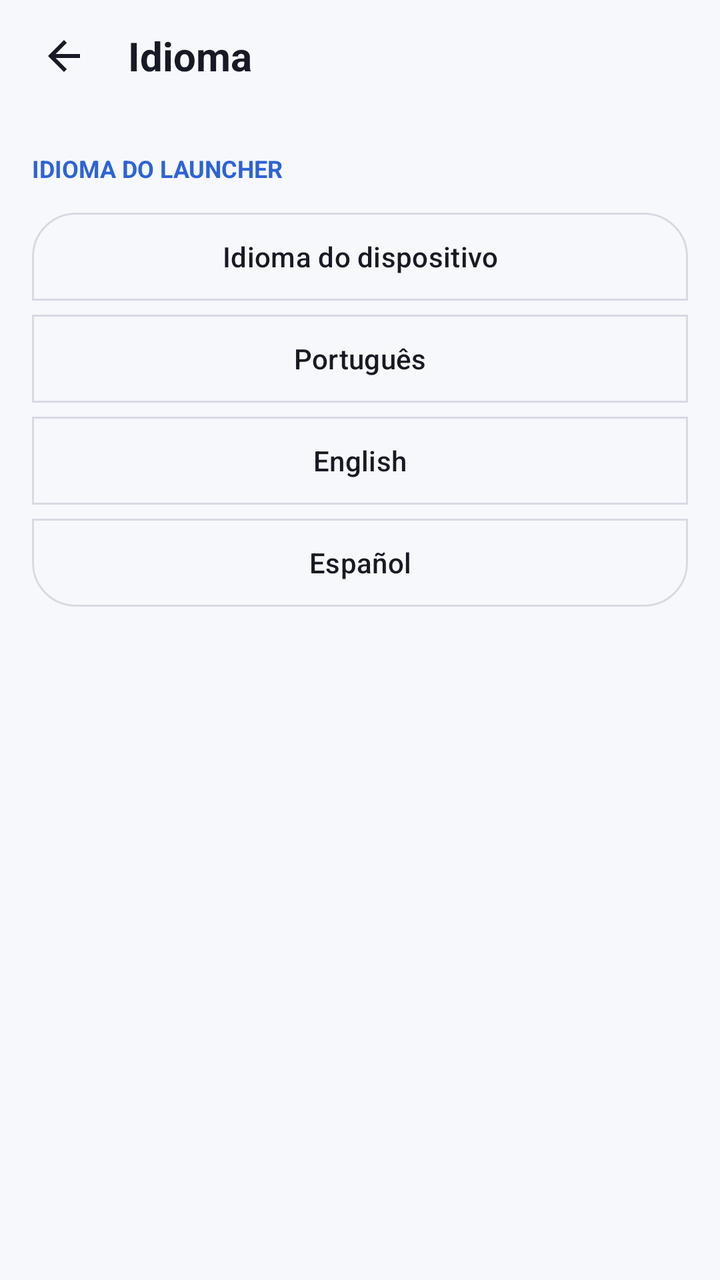
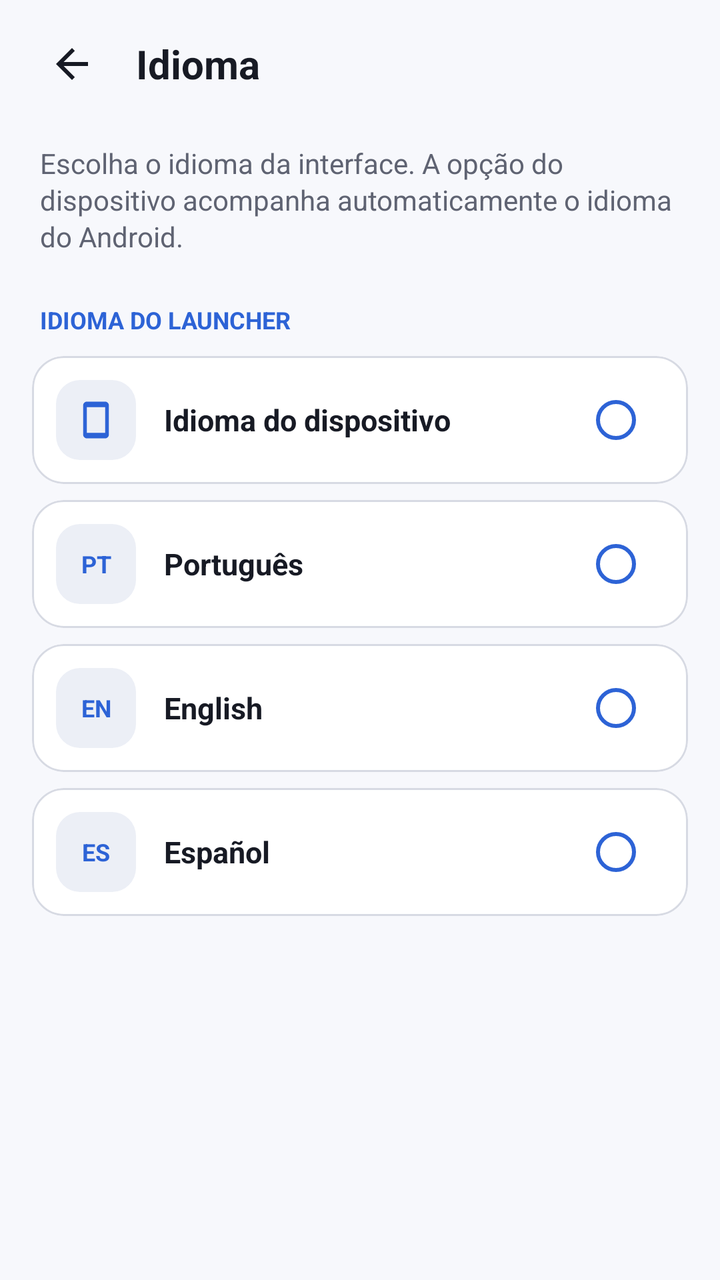

The first picture is an Android layout as it rendered before a commit; the second is the same layout after the commit. The layout source and the unified diff follow.
<!-- AndroidManifest.xml: activity theme Theme.KristalLauncher -->
<!-- res/layout/activity_language_settings.xml -->
<?xml version="1.0" encoding="utf-8"?>
<ScrollView xmlns:android="http://schemas.android.com/apk/res/android"
    xmlns:app="http://schemas.android.com/apk/res-auto"
    android:layout_width="match_parent"
    android:layout_height="match_parent"
    android:fillViewport="true">

    <LinearLayout
        android:layout_width="match_parent"
        android:layout_height="wrap_content"
        android:orientation="vertical"
        android:paddingBottom="32dp">

        <LinearLayout
            android:layout_width="match_parent"
            android:layout_height="56dp"
            android:gravity="center_vertical"
            android:orientation="horizontal"
            android:paddingHorizontal="16dp">

            <ImageView
                android:id="@+id/btnBack"
                android:layout_width="32dp"
                android:layout_height="32dp"
                android:background="?attr/selectableItemBackgroundBorderless"
                android:contentDescription="@string/navigate_back"
                android:padding="4dp"
                android:src="@drawable/ic_arrow_back"
                app:tint="@color/m3_on_surface" />

            <TextView
                android:layout_width="wrap_content"
                android:layout_height="wrap_content"
                android:layout_marginStart="16dp"
                android:text="@string/language_title"
                android:textColor="@color/m3_on_surface"
                android:textSize="20sp"
                android:textStyle="bold" />
        </LinearLayout>

        <TextView
            android:layout_width="wrap_content"
            android:layout_height="wrap_content"
            android:layout_marginHorizontal="16dp"
            android:layout_marginTop="20dp"
            android:layout_marginBottom="10dp"
            android:text="@string/language_options_title"
            android:textColor="@color/m3_primary"
            android:textSize="12sp"
            android:textStyle="bold" />

        <com.google.android.material.button.MaterialButtonToggleGroup
            android:id="@+id/languageOptions"
            android:layout_width="match_parent"
            android:layout_height="wrap_content"
            android:layout_marginHorizontal="16dp"
            android:orientation="vertical"
            app:selectionRequired="true"
            app:singleSelection="true">

            <com.google.android.material.button.MaterialButton
                android:id="@+id/languageDevice"
                style="@style/Widget.Material3.Button.OutlinedButton"
                android:layout_width="match_parent"
                android:layout_height="52dp"
                android:text="@string/lang_device_option"
                android:textSize="14sp" />

            <com.google.android.material.button.MaterialButton
                android:id="@+id/languagePortuguese"
                style="@style/Widget.Material3.Button.OutlinedButton"
                android:layout_width="match_parent"
                android:layout_height="52dp"
                android:text="@string/lang_pt_option"
                android:textSize="14sp" />

            <com.google.android.material.button.MaterialButton
                android:id="@+id/languageEnglish"
                style="@style/Widget.Material3.Button.OutlinedButton"
                android:layout_width="match_parent"
                android:layout_height="52dp"
                android:text="@string/lang_en_option"
                android:textSize="14sp" />

            <com.google.android.material.button.MaterialButton
                android:id="@+id/languageSpanish"
                style="@style/Widget.Material3.Button.OutlinedButton"
                android:layout_width="match_parent"
                android:layout_height="52dp"
                android:text="@string/lang_es_option"
                android:textSize="14sp" />
        </com.google.android.material.button.MaterialButtonToggleGroup>
    </LinearLayout>
</ScrollView>
<!-- resources referenced by this layout -->
<resources>
  <style name="Theme.KristalLauncher" parent="Theme.Material3.DayNight.NoActionBar">
          <item name="colorPrimary">@color/m3_primary</item>
          <item name="colorOnPrimary">@color/m3_on_primary</item>
          <item name="colorPrimaryContainer">@color/m3_primary_container</item>
          <item name="colorOnPrimaryContainer">@color/m3_on_primary_container</item>
          <item name="android:colorBackground">@color/m3_bg_dark</item>
          <item name="colorSurface">@color/m3_surface</item>
          <item name="colorSurfaceVariant">@color/m3_surface_variant</item>
          <item name="colorOnSurface">@color/m3_on_surface</item>
          <item name="colorOnSurfaceVariant">@color/m3_on_surface_variant</item>
          <item name="colorOutline">@color/m3_outline</item>
          <item name="android:windowDrawsSystemBarBackgrounds">true</item>
          <item name="android:statusBarColor">@color/m3_surface</item>
          <item name="android:navigationBarColor">@color/m3_bg_dark</item>
          <item name="android:windowLightStatusBar">@bool/is_light_theme</item>
          <item name="android:windowLightNavigationBar" tools:targetApi="o_mr1">@bool/is_light_theme</item>
          <item name="android:windowActionModeOverlay">true</item>
          <item name="android:windowAnimationStyle">@null</item>
      </style>
  <!-- unchanged entries left out for length: 18 -->
</resources>

<!-- the commit's change to res/layout/activity_language_settings.xml (unified diff, before → after) -->
@@ -13,25 +13,25 @@
 
         <LinearLayout
             android:layout_width="match_parent"
-            android:layout_height="56dp"
+            android:layout_height="64dp"
             android:gravity="center_vertical"
             android:orientation="horizontal"
             android:paddingHorizontal="16dp">
 
             <ImageView
                 android:id="@+id/btnBack"
-                android:layout_width="32dp"
-                android:layout_height="32dp"
+                android:layout_width="40dp"
+                android:layout_height="40dp"
                 android:background="?attr/selectableItemBackgroundBorderless"
                 android:contentDescription="@string/navigate_back"
-                android:padding="4dp"
+                android:padding="8dp"
                 android:src="@drawable/ic_arrow_back"
                 app:tint="@color/m3_on_surface" />
 
             <TextView
                 android:layout_width="wrap_content"
                 android:layout_height="wrap_content"
-                android:layout_marginStart="16dp"
+                android:layout_marginStart="12dp"
                 android:text="@string/language_title"
                 android:textColor="@color/m3_on_surface"
                 android:textSize="20sp"
@@ -39,56 +39,102 @@
         </LinearLayout>
 
         <TextView
+            android:id="@+id/languageSummary"
+            android:layout_width="match_parent"
+            android:layout_height="wrap_content"
+            android:layout_marginHorizontal="20dp"
+            android:layout_marginTop="8dp"
+            android:lineSpacingExtra="2dp"
+            android:text="@string/language_summary"
+            android:textColor="@color/m3_on_surface_variant"
+            android:textSize="14sp" />
+
+        <TextView
             android:layout_width="wrap_content"
             android:layout_height="wrap_content"
-            android:layout_marginHorizontal="16dp"
-            android:layout_marginTop="20dp"
+            android:layout_marginHorizontal="20dp"
+            android:layout_marginTop="24dp"
             android:layout_marginBottom="10dp"
             android:text="@string/language_options_title"
             android:textColor="@color/m3_primary"
             android:textSize="12sp"
             android:textStyle="bold" />
 
-        <com.google.android.material.button.MaterialButtonToggleGroup
+        <LinearLayout
             android:id="@+id/languageOptions"
             android:layout_width="match_parent"
             android:layout_height="wrap_content"
             android:layout_marginHorizontal="16dp"
-            android:orientation="vertical"
-            app:selectionRequired="true"
-            app:singleSelection="true">
+            android:orientation="vertical">
 
-            <com.google.android.material.button.MaterialButton
-                android:id="@+id/languageDevice"
-                style="@style/Widget.Material3.Button.OutlinedButton"
-                android:layout_width="match_parent"
-                android:layout_height="52dp"
-                android:text="@string/lang_device_option"
-                android:textSize="14sp" />
+            <com.google.android.material.card.MaterialCardView
+                android:id="@+id/languageDeviceCard"
+                style="@style/SettingsChoiceCard">
 
-            <com.google.android.material.button.MaterialButton
-                android:id="@+id/languagePortuguese"
-                style="@style/Widget.Material3.Button.OutlinedButton"
-                android:layout_width="match_parent"
-                android:layout_height="52dp"
-                android:text="@string/lang_pt_option"
-                android:textSize="14sp" />
+                <LinearLayout style="@style/SettingsChoiceRow">
+                    <ImageView
+                        style="@style/SettingsChoiceIcon"
+                        android:contentDescription="@null"
+                        android:src="@drawable/ic_device" />
+                    <TextView
+                        style="@style/SettingsChoiceLabel"
+                        android:text="@string/lang_device_option" />
+                    <com.google.android.material.radiobutton.MaterialRadioButton
+                        android:id="@+id/languageDevice"
+                        style="@style/SettingsChoiceRadio" />
+                </LinearLayout>
+            </com.google.android.material.card.MaterialCardView>
 
-            <com.google.android.material.button.MaterialButton
-                android:id="@+id/languageEnglish"
-                style="@style/Widget.Material3.Button.OutlinedButton"
-                android:layout_width="match_parent"
-                android:layout_height="52dp"
-                android:text="@string/lang_en_option"
-                android:textSize="14sp" />
+            <com.google.android.material.card.MaterialCardView
+                android:id="@+id/languagePortugueseCard"
+                style="@style/SettingsChoiceCard.Spaced">
 
-            <com.google.android.material.button.MaterialButton
-                android:id="@+id/languageSpanish"
-                style="@style/Widget.Material3.Button.OutlinedButton"
-                android:layout_width="match_parent"
-                android:layout_height="52dp"
-                android:text="@string/lang_es_option"
-                android:textSize="14sp" />
-        </com.google.android.material.button.MaterialButtonToggleGroup>
+                <LinearLayout style="@style/SettingsChoiceRow">
+                    <TextView
+                        style="@style/SettingsChoiceCode"
+                        android:text="@string/language_code_pt" />
+                    <TextView
+                        style="@style/SettingsChoiceLabel"
+                        android:text="@string/lang_pt_option" />
+                    <com.google.android.material.radiobutton.MaterialRadioButton
+                        android:id="@+id/languagePortuguese"
+                        style="@style/SettingsChoiceRadio" />
+                </LinearLayout>
+            </com.google.android.material.card.MaterialCardView>
+
+            <com.google.android.material.card.MaterialCardView
+                android:id="@+id/languageEnglishCard"
+                style="@style/SettingsChoiceCard.Spaced">
+
+                <LinearLayout style="@style/SettingsChoiceRow">
+                    <TextView
+                        style="@style/SettingsChoiceCode"
+                        android:text="@string/language_code_en" />
+                    <TextView
+                        style="@style/SettingsChoiceLabel"
+                        android:text="@string/lang_en_option" />
+                    <com.google.android.material.radiobutton.MaterialRadioButton
+                        android:id="@+id/languageEnglish"
+                        style="@style/SettingsChoiceRadio" />
+                </LinearLayout>
+            </com.google.android.material.card.MaterialCardView>
+
+            <com.google.android.material.card.MaterialCardView
+                android:id="@+id/languageSpanishCard"
+                style="@style/SettingsChoiceCard.Spaced">
+
+                <LinearLayout style="@style/SettingsChoiceRow">
+                    <TextView
+                        style="@style/SettingsChoiceCode"
+                        android:text="@string/language_code_es" />
+                    <TextView
+                        style="@style/SettingsChoiceLabel"
+                        android:text="@string/lang_es_option" />
+                    <com.google.android.material.radiobutton.MaterialRadioButton
+                        android:id="@+id/languageSpanish"
+                        style="@style/SettingsChoiceRadio" />
+                </LinearLayout>
+            </com.google.android.material.card.MaterialCardView>
+        </LinearLayout>
     </LinearLayout>
 </ScrollView>
<!-- resource entries referenced after the edit -->
@@ -1,5 +1,78 @@
 <!-- resources referenced by this layout -->
 <resources>
+  <!-- drawable ic_device (drawable) -->
+  <?xml version="1.0" encoding="utf-8"?>
+  <vector xmlns:android="http://schemas.android.com/apk/res/android"
+      android:width="24dp"
+      android:height="24dp"
+      android:viewportWidth="24"
+      android:viewportHeight="24">
+      <path
+          android:fillColor="#FFFFFFFF"
+          android:pathData="M7,2h10c1.1,0 2,0.9 2,2v16c0,1.1 -0.9,2 -2,2H7c-1.1,0 -2,-0.9 -2,-2V4c0,-1.1 0.9,-2 2,-2zM7,5v14h10V5H7zM10,3.5h4v1h-4zM11,20h2v1h-2z" />
+  </vector>
+  <string name="language_code_en">EN</string>
+  <string name="language_code_es">ES</string>
+  <string name="language_code_pt">PT</string>
+  <string name="language_summary">Escolha o idioma da interface. A opção do dispositivo acompanha automaticamente o idioma do Android.</string>
+  <style name="SettingsChoiceCard" parent="Widget.Material3.CardView.Filled">
+          <item name="android:layout_width">match_parent</item>
+          <item name="android:layout_height">64dp</item>
+          <item name="android:checkable">true</item>
+          <item name="android:clickable">true</item>
+          <item name="android:focusable">true</item>
+          <item name="android:foreground">?attr/selectableItemBackground</item>
+          <item name="cardBackgroundColor">@color/settings_choice_background</item>
+          <item name="cardCornerRadius">16dp</item>
+          <item name="cardElevation">0dp</item>
+          <item name="checkedIcon">@null</item>
+          <item name="strokeColor">@color/settings_choice_stroke</item>
+          <item name="strokeWidth">1dp</item>
+      </style>
+  <style name="SettingsChoiceCard.Spaced">
+          <item name="android:layout_marginTop">8dp</item>
+      </style>
+  <style name="SettingsChoiceCode">
+          <item name="android:layout_width">40dp</item>
+          <item name="android:layout_height">40dp</item>
+          <item name="android:background">@drawable/bg_choice_icon_frame</item>
+          <item name="android:gravity">center</item>
+          <item name="android:textColor">@color/m3_primary</item>
+          <item name="android:textSize">12sp</item>
+          <item name="android:textStyle">bold</item>
+      </style>
+  <style name="SettingsChoiceIcon">
+          <item name="android:layout_width">40dp</item>
+          <item name="android:layout_height">40dp</item>
+          <item name="android:background">@drawable/bg_choice_icon_frame</item>
+          <item name="android:padding">9dp</item>
+          <item name="android:tint">@color/m3_primary</item>
+      </style>
+  <style name="SettingsChoiceLabel">
+          <item name="android:layout_width">0dp</item>
+          <item name="android:layout_height">wrap_content</item>
+          <item name="android:layout_marginStart">14dp</item>
+          <item name="android:layout_weight">1</item>
+          <item name="android:textColor">@color/m3_on_surface</item>
+          <item name="android:textSize">15sp</item>
+          <item name="android:textStyle">bold</item>
+      </style>
+  <style name="SettingsChoiceRadio" parent="Widget.Material3.CompoundButton.RadioButton">
+          <item name="android:layout_width">40dp</item>
+          <item name="android:layout_height">40dp</item>
+          <item name="android:clickable">false</item>
+          <item name="android:focusable">false</item>
+          <item name="android:gravity">center</item>
+          <item name="buttonTint">@color/m3_primary</item>
+      </style>
+  <style name="SettingsChoiceRow">
+          <item name="android:layout_width">match_parent</item>
+          <item name="android:layout_height">match_parent</item>
+          <item name="android:gravity">center_vertical</item>
+          <item name="android:orientation">horizontal</item>
+          <item name="android:paddingStart">12dp</item>
+          <item name="android:paddingEnd">12dp</item>
+      </style>
   <style name="Theme.KristalLauncher" parent="Theme.Material3.DayNight.NoActionBar">
           <item name="colorPrimary">@color/m3_primary</item>
           <item name="colorOnPrimary">@color/m3_on_primary</item>
@@ -12,13 +85,21 @@
           <item name="colorOnSurfaceVariant">@color/m3_on_surface_variant</item>
           <item name="colorOutline">@color/m3_outline</item>
           <item name="android:windowDrawsSystemBarBackgrounds">true</item>
-          <item name="android:statusBarColor">@color/m3_surface</item>
+          <item name="android:statusBarColor">@color/m3_bg_dark</item>
           <item name="android:navigationBarColor">@color/m3_bg_dark</item>
           <item name="android:windowLightStatusBar">@bool/is_light_theme</item>
           <item name="android:windowLightNavigationBar" tools:targetApi="o_mr1">@bool/is_light_theme</item>
           <item name="android:windowActionModeOverlay">true</item>
-          <item name="android:windowAnimationStyle">@null</item>
+          <item name="android:windowActivityTransitions">true</item>
+          <item name="android:windowContentTransitions">true</item>
       </style>
+  <!-- drawable bg_choice_icon_frame (drawable) -->
+  <?xml version="1.0" encoding="utf-8"?>
+  <shape xmlns:android="http://schemas.android.com/apk/res/android"
+      android:shape="rectangle">
+      <solid android:color="@color/m3_surface_variant" />
+      <corners android:radius="12dp" />
+  </shape>
   <!-- unchanged entries left out for length: 18 -->
 </resources>
 
